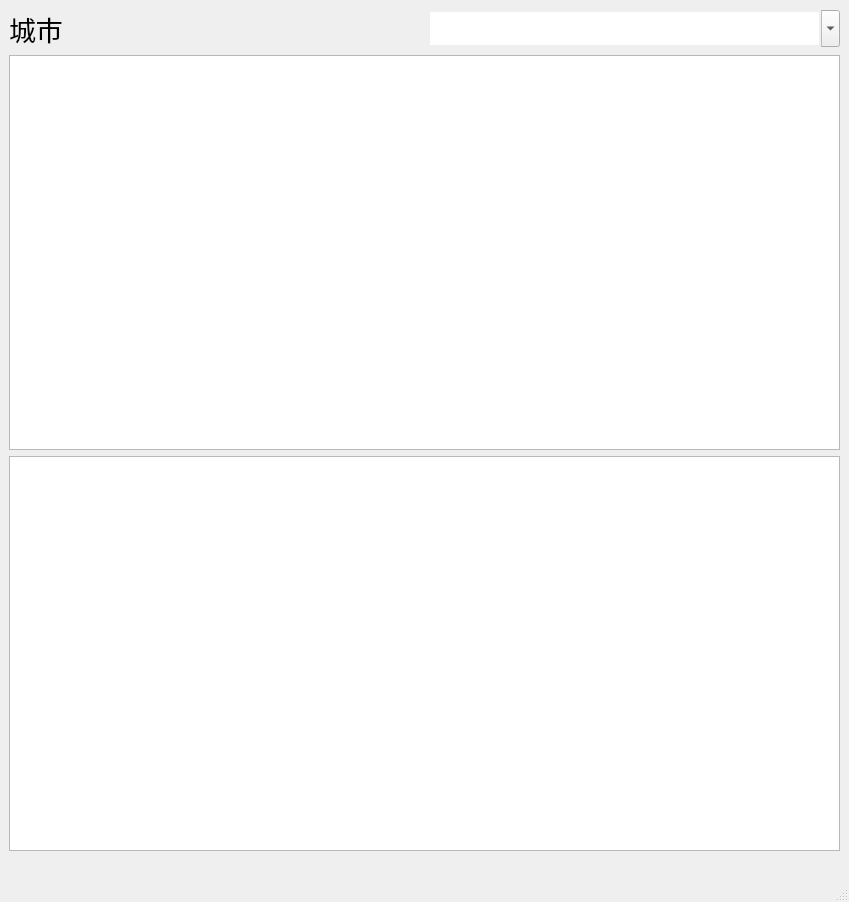
Qt form mainwindow.ui (gali-like-like/WeatherSystem) before a commit.
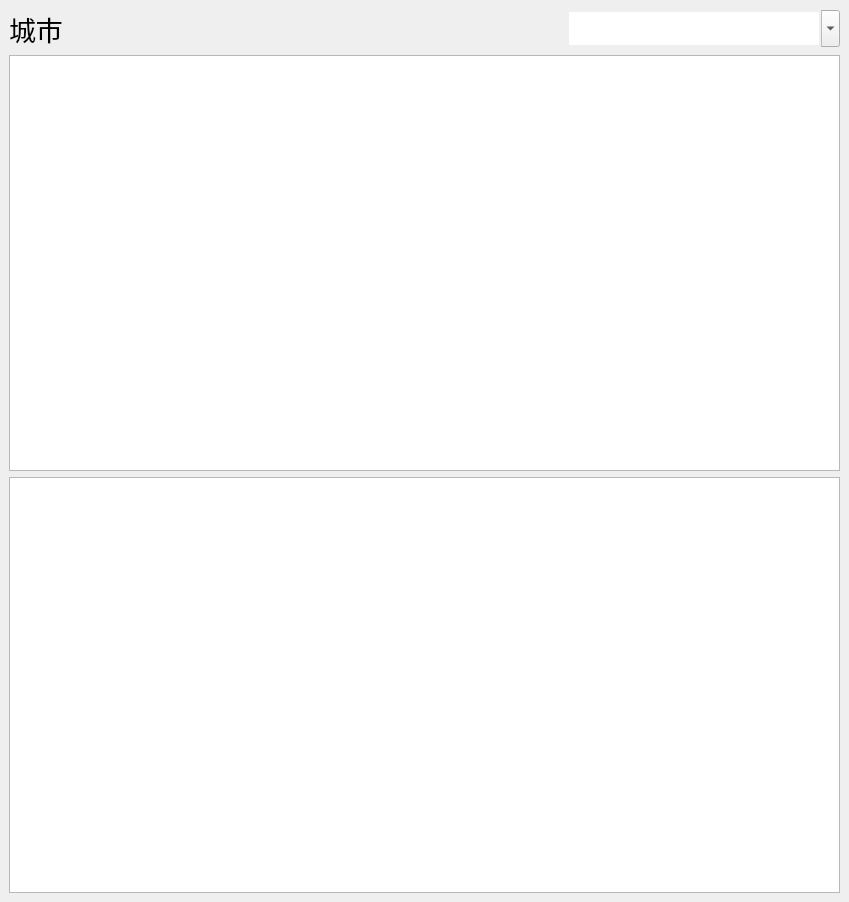
The same form after that commit. Custom widgets are drawn as their Qt base class.

Diff of the .ui file:
```diff
--- a/mainwindow.ui
+++ b/mainwindow.ui
@@ -20,19 +20,7 @@
   </property>
   <widget class="QWidget" name="centralwidget">
    <layout class="QGridLayout" name="gridLayout">
-    <item row="0" column="0">
-     <widget class="QLabel" name="label">
-      <property name="font">
-       <font>
-        <pointsize>20</pointsize>
-       </font>
-      </property>
-      <property name="text">
-       <string>城市</string>
-      </property>
-     </widget>
-    </item>
-    <item row="0" column="1">
+    <item row="0" column="2">
      <widget class="QComboBox" name="comboBox">
       <property name="font">
        <font>
@@ -53,7 +41,34 @@
       </property>
      </widget>
     </item>
-    <item row="1" column="0" colspan="2">
+    <item row="2" column="0" colspan="3">
+     <widget class="ChartView" name="graphicsView">
+      <property name="font">
+       <font>
+        <pointsize>20</pointsize>
+       </font>
+      </property>
+     </widget>
+    </item>
+    <item row="0" column="0">
+     <widget class="QLabel" name="label">
+      <property name="font">
+       <font>
+        <pointsize>20</pointsize>
+       </font>
+      </property>
+      <property name="frameShadow">
+       <enum>QFrame::Raised</enum>
+      </property>
+      <property name="text">
+       <string>城市</string>
+      </property>
+      <property name="scaledContents">
+       <bool>true</bool>
+      </property>
+     </widget>
+    </item>
+    <item row="1" column="0" colspan="3">
      <widget class="QTableWidget" name="tableWidget">
       <property name="font">
        <font>
@@ -62,14 +77,21 @@
       </property>
      </widget>
     </item>
-    <item row="2" column="0" colspan="2">
-     <widget class="ChartView" name="graphicsView">
-      <property name="font">
-       <font>
-        <pointsize>20</pointsize>
-       </font>
+    <item row="0" column="1">
+     <spacer name="horizontalSpacer">
+      <property name="orientation">
+       <enum>Qt::Horizontal</enum>
       </property>
-     </widget>
+      <property name="sizeType">
+       <enum>QSizePolicy::Preferred</enum>
+      </property>
+      <property name="sizeHint" stdset="0">
+       <size>
+        <width>40</width>
+        <height>20</height>
+       </size>
+      </property>
+     </spacer>
     </item>
    </layout>
   </widget>
@@ -83,7 +105,6 @@
     </rect>
    </property>
   </widget>
-  <widget class="QStatusBar" name="statusbar"/>
  </widget>
  <customwidgets>
   <customwidget>
```
